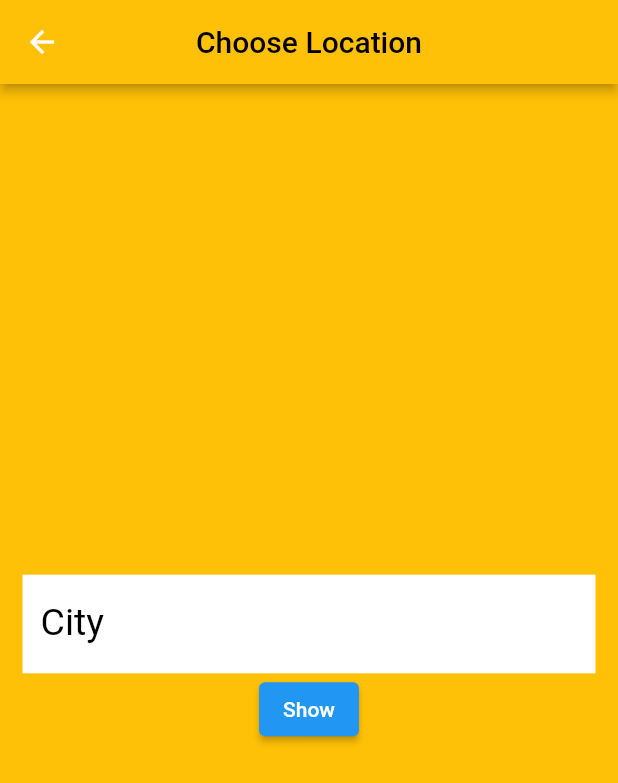
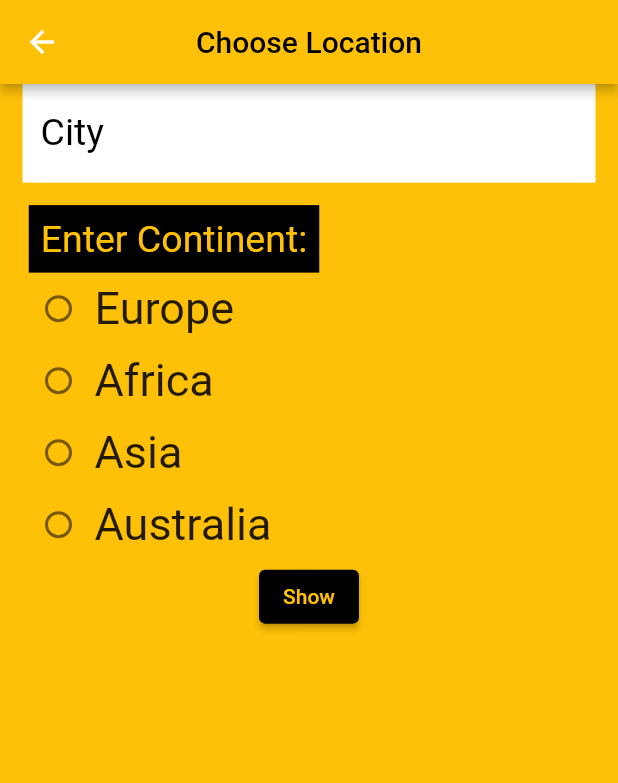
Before and after one commit to Vaibhav-Chopra-GT/World-Time-App, a Flutter app: the Chooselocation screen opened by its route, after a tap on "Show", on a phone screen of 412 x 824 dp. Shown: the top 783 px of the screen. Run offline on Flutter 3.47's test engine with Material 2 defaults, Android fonts, the phone set to English and light mode, and no system bars; our stand-ins replace flutter_spinkit; network calls fail.

```diff
--- a/lib/main.dart
+++ b/lib/main.dart
@@ -5,6 +5,7 @@ import 'pages/choose.dart';
 
 void main() {
   runApp(MaterialApp(
+    debugShowCheckedModeBanner: false,
     initialRoute: '/',
     routes: {
       '/': (context) => const Load(),
--- a/lib/pages/choose.dart
+++ b/lib/pages/choose.dart
@@ -1,6 +1,8 @@
 import 'package:flutter/cupertino.dart';
 import 'package:flutter/material.dart';
 import 'package:world_time/services/worldtime.dart';
+import 'package:intl/intl.dart';
+
 
 class Chooselocation extends StatefulWidget {
   const Chooselocation({Key? key}) : super(key: key);
@@ -21,11 +23,13 @@ class _ChooselocationState extends State<Chooselocation> {
     WorldTime(url: 'Asia/Jakarta', location: 'Jakarta', flag: 'indonesia.png'),
   ];
 
+
   void updatetime() async {
     WorldTime instance2 = WorldTime(
-        location: controller.text,
+
+        location: toBeginningOfSentenceCase(controller.text) ?? "",
         flag: 'usa.png',
-        url: 'Europe/${controller.text}');
+        url: '$continent/${controller.text}');
     await instance2.GetData();
     Navigator.pop(context, {
       'location': instance2.location,
@@ -35,6 +39,8 @@ class _ChooselocationState extends State<Chooselocation> {
   }
 
   TextEditingController controller = TextEditingController();
+  String value1 = " ";
+  String continent = " ";
 
   @override
   Widget build(BuildContext context) {
@@ -51,7 +57,8 @@ class _ChooselocationState extends State<Chooselocation> {
         centerTitle: true,
         elevation: 3.0,
       ),
-      body: Padding(
+      body: SingleChildScrollView(
+        child: Padding(
           padding: const EdgeInsets.fromLTRB(15.0, 0, 15.0, 0),
           child: Column(
             mainAxisAlignment: MainAxisAlignment.center,
@@ -69,14 +76,98 @@ class _ChooselocationState extends State<Chooselocation> {
                     fillColor: Colors.white,
                     filled: true,
                   )),
+              SizedBox(height: 15.0,),
+              Padding(
+                padding: const EdgeInsets.fromLTRB(0, 0, 180.0, 0),
+                child: Container(
+                  child: const Padding(
+                    padding: EdgeInsets.all(8.0),
+                    child: Text("Enter Continent:",
+                    style: TextStyle(
+                      fontSize: 25.0,
+                      color: Colors.amber
+                    ),
+                    ),
+                  ),
+                  color: Colors.black,
+                ),
+              ),
+              Row(
+                children: [
+                  Radio(
+                    value: 'Europe', onChanged: (value) {
+                      setState(() {
+                        value1 = 'Europe';
+                        continent = "Europe";
+                      }); }, groupValue: value1,
+                  ),
+                  Text("Europe",
+                  style: TextStyle(
+                    fontSize: 30.0,
+                  ),
+                  )
+                ],
+              ),
+              Row(
+                children: [
+                  Radio(
+                    value: 'Africa', onChanged: (value) { setState(() {
+                    value1 = 'Africa';
+                    continent = "Africa";
+                    }); }, groupValue: value1,
+                  ),
+                  Text("Africa",
+                    style: TextStyle(
+                      fontSize: 30.0,
+                    ),
+                  )
+                ],
+              ),
+              Row(
+                children: [
+                  Radio(
+                    value: 'Asia', onChanged: (value) { setState(() {
+                    value1 = 'Asia';
+                    continent = "Asia";
+                    }); }, groupValue: value1,
+                  ),
+                  const Text("Asia",
+                    style: TextStyle(
+                      fontSize: 30.0,
+                    ),
+                  )
+                ],
+              ),
+              Row(
+                children: [
+                  Radio(
+                    value: 'Australia', onChanged: (value) { setState(() {
+                    value1 = 'Australia';
+                    }); }, groupValue: value1,
+                  ),
+                  Text("Australia",
+                    style: TextStyle(
+                      fontSize: 30.0,
+                    ),
+                  )
+                ],
+              ),
               ElevatedButton(
-                child: const Text("Show"),
+                style: ElevatedButton.styleFrom(
+                    primary: Colors.black,
+                ),
+                  child: const Text("Show",
+                  style: TextStyle(
+                    color: Colors.amber
+                  ),
+                  ),
                   onPressed: () {
                 updatetime();
               }),
             ],
           ),
         ),
+      ),
     );
   }
 }
```
Lines whose indentation alone changed are shown as unchanged.
